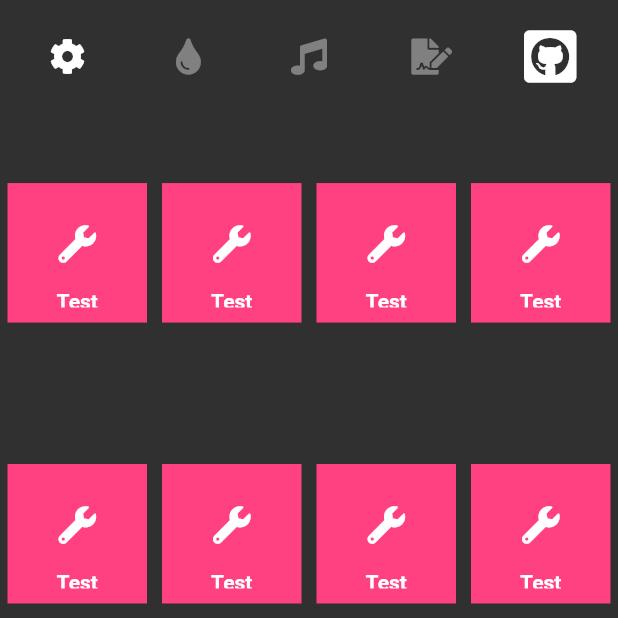
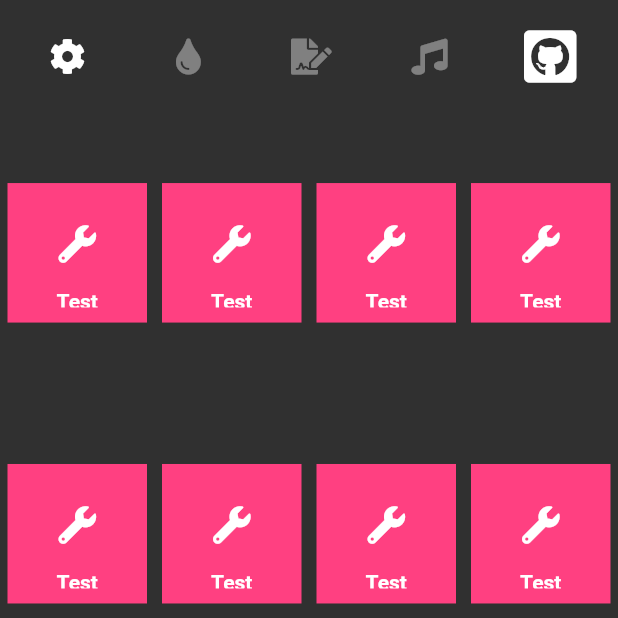
Before and after one commit to BolZer/novation, a Flutter app: the screen it shows after launch, after a tap on an icon or button, on a phone screen of 412 x 824 dp, the top half of it. Run offline on Flutter 3.47's test engine with Material 2 defaults, Android fonts, the light colour scheme and no system bars; our stand-ins replace bloc, equatable, flutter_bloc, font_awesome_flutter.

Commit message:
Styling of the Quadrants

```diff
--- a/lib/bloc.dart
+++ b/lib/bloc.dart
@@ -4,8 +4,8 @@ import 'dart:math';
 import 'package:bloc/bloc.dart';
 import 'package:flutter/material.dart';
 import 'package:flutter_sound_board/config.dart';
+import 'package:flutter_sound_board/dtos/SoundGridPosition.dart';
 import 'package:flutter_sound_board/entities/Sound.dart';
-import 'package:flutter_sound_board/entities/SoundGridPosition.dart';
 import 'package:flutter_sound_board/event.dart';
 import 'package:flutter_sound_board/state.dart';
 import 'package:uuid/uuid.dart';
@@ -64,7 +64,18 @@ class SoundBoardBloc extends Bloc<SoundBoardEvent, SoundBoardState> {
       yield SoundButtonUnFocused(page: state.page, isInEditMode: state.isInEditMode, sounds: state.sounds, focusedSoundButton: null);
     }
 
-    if (event is ChangeTintOfSoundButton) {
+    if (event is ChangeNameOfFocusedSoundButton) {
+      int positionKey = state.sounds.indexOf(state.focusedSoundButton);
+      Sound relevantSound = state.sounds[positionKey];
+      relevantSound.name = event.name;
+
+      List<Sound> newSounds = state.sounds;
+      newSounds[positionKey] = relevantSound;
+
+      yield SoundButtonNameChanged(page: state.page, isInEditMode: state.isInEditMode, sounds: newSounds, focusedSoundButton: relevantSound);
+    }
+
+    if (event is ChangeTintOfFocusedSoundButton) {
       List<int> colors = AppConfig.soundButtonColorValues;
       int colorPositionKey = colors.indexOf(state.focusedSoundButton.colorValue);
 
--- a/lib/entities/Sound.dart
+++ b/lib/entities/Sound.dart
@@ -1,4 +1,4 @@
-import 'package:flutter_sound_board/entities/SoundGridPosition.dart';
+import 'package:flutter_sound_board/dtos/SoundGridPosition.dart';
 
 class Sound {
   String id;
--- a/lib/event.dart
+++ b/lib/event.dart
@@ -40,6 +40,12 @@ class UnFocusSoundButton extends SoundBoardEvent {
   UnFocusSoundButton(this.sound) : super();
 }
 
-class ChangeTintOfSoundButton extends SoundBoardEvent {
-  ChangeTintOfSoundButton() : super();
+class ChangeNameOfFocusedSoundButton extends SoundBoardEvent {
+  final String name;
+
+  ChangeNameOfFocusedSoundButton(this.name) : super();
 }
+
+class ChangeTintOfFocusedSoundButton extends SoundBoardEvent {
+  ChangeTintOfFocusedSoundButton() : super();
+}
--- a/lib/state.dart
+++ b/lib/state.dart
@@ -91,3 +91,12 @@ class SoundButtonTintChanged extends SoundBoardState {
 
   const SoundButtonTintChanged({this.page, this.isInEditMode, this.sounds, this.focusedSoundButton}) : super(page: page, isInEditMode: isInEditMode, sounds: sounds, focusedSoundButton: focusedSoundButton);
 }
+
+class SoundButtonNameChanged extends SoundBoardState {
+  final int page;
+  final bool isInEditMode;
+  final List<Sound> sounds;
+  final Sound focusedSoundButton;
+
+  const SoundButtonNameChanged({this.page, this.isInEditMode, this.sounds, this.focusedSoundButton}) : super(page: page, isInEditMode: isInEditMode, sounds: sounds, focusedSoundButton: focusedSoundButton);
+}
--- a/lib/widgets/SoundBoard.dart
+++ b/lib/widgets/SoundBoard.dart
@@ -2,8 +2,8 @@ import 'package:flutter/material.dart';
 import 'package:flutter/rendering.dart';
 import 'package:flutter_bloc/flutter_bloc.dart';
 import 'package:flutter_sound_board/bloc.dart';
+import 'package:flutter_sound_board/dtos/SoundGridPosition.dart';
 import 'package:flutter_sound_board/entities/Sound.dart';
-import 'package:flutter_sound_board/entities/SoundGridPosition.dart';
 import 'package:flutter_sound_board/event.dart';
 import 'package:flutter_sound_board/state.dart';
 import 'package:flutter_sound_board/widgets/SoundBoardToolbar.dart';
--- a/lib/widgets/SoundBoardToolbar.dart
+++ b/lib/widgets/SoundBoardToolbar.dart
@@ -48,11 +48,8 @@ class _SoundBoardToolbarState extends State<SoundBoardToolbar> {
             onPressed: state.focusedSoundButton == null
                 ? null
                 : () {
-                    soundBoardBloc.add(ChangeTintOfSoundButton());
+                    soundBoardBloc.add(ChangeTintOfFocusedSoundButton());
                   }),
-      ),
-      Expanded(
-        child: IconButton(icon: Icon(FontAwesomeIcons.music), onPressed: null),
       ),
       Expanded(
         child: IconButton(
@@ -63,7 +60,7 @@ class _SoundBoardToolbarState extends State<SoundBoardToolbar> {
                     showDialog(
                         context: context,
                         builder: (BuildContext context) {
-                          TextEditingController controller = TextEditingController();
+                          TextEditingController controller = TextEditingController(text: state.focusedSoundButton.name);
 
                           return AlertDialog(
                             title: Text("Name this Sound Button"),
@@ -73,12 +70,18 @@ class _SoundBoardToolbarState extends State<SoundBoardToolbar> {
                             actions: <Widget>[
                               RaisedButton(
                                 child: Text('Submit'),
-                                onPressed: () {},
+                                onPressed: () {
+                                  soundBoardBloc.add(ChangeNameOfFocusedSoundButton(controller.text));
+                                  Navigator.pop(context);
+                                },
                               )
                             ],
                           );
                         });
                   }),
+      ),
+      Expanded(
+        child: IconButton(icon: Icon(FontAwesomeIcons.music), onPressed: null),
       ),
       Expanded(
         child: Icon(FontAwesomeIcons.githubSquare, size: 40.0),
```
Also changed, not shown: lib/dtos/SoundGridPosition.dart (renamed from lib/entities/SoundGridPosition.dart), lib/widgets/FileExplorer.dart (added).
